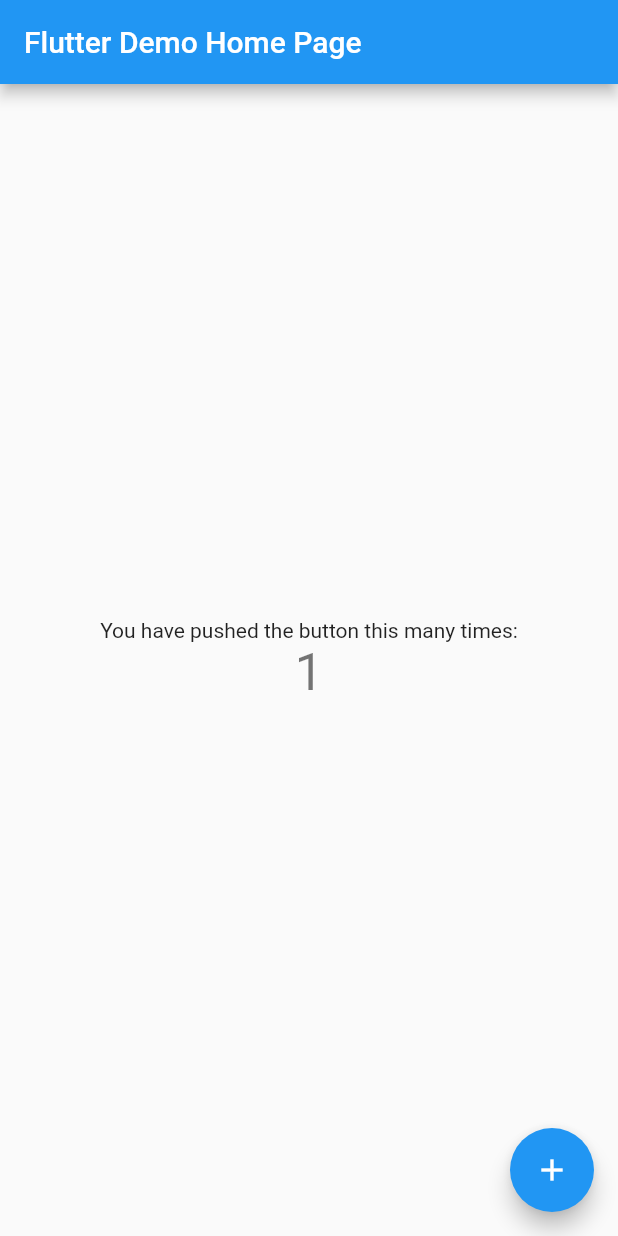
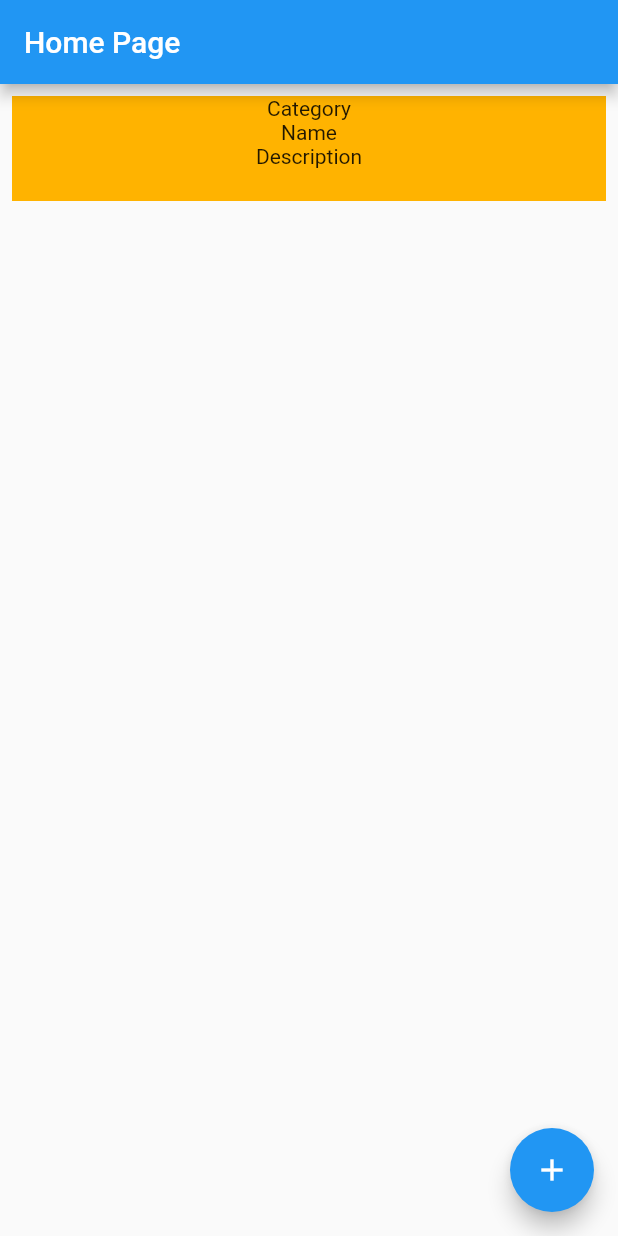
Before and after one commit to natanportilho/task-manager, a Flutter app: the screen it shows after launch, after a tap on the "add" icon, on a phone screen of 412 x 824 dp. Run offline on Flutter 3.47's test engine with Material 2 defaults, Android fonts, the phone set to English and light mode, and no system bars.

Commit message:
Changing app to have a creation of a list of todos

```diff
--- a/lib/counter.dart
+++ /dev/null
@@ -1,10 +0,0 @@
-import 'package:flutter/material.dart';
-
-class Counter extends ChangeNotifier {
-  int counter = 0;
-
-  incrementCounter() {
-    counter++;
-    notifyListeners();
-  }
-}
--- a/lib/environment.dart
+++ /dev/null
@@ -1 +0,0 @@
-enum Environemnt { dev, stages, prod }
--- a/lib/main.dart
+++ b/lib/main.dart
@@ -1,9 +1,11 @@
 import 'package:flutter/material.dart';
 import 'package:provider/provider.dart';
-import 'package:task_manager/counter.dart';
+import 'package:task_manager/providers/todo_provider.dart';
 
-void main() => runApp(ChangeNotifierProvider<Counter>(
-      create: (_) => Counter(),
+import 'pages/home_page.dart';
+
+void main() => runApp(ChangeNotifierProvider<TodoProvider>(
+      create: (_) => TodoProvider(),
       child: MyApp(),
     ));
 
@@ -11,59 +13,11 @@ class MyApp extends StatelessWidget {
   @override
   Widget build(BuildContext context) {
     return MaterialApp(
-      title: 'Flutter Demo',
+      title: 'Task Manager',
       theme: ThemeData(
         primarySwatch: Colors.blue,
       ),
-      home: MyHomePage(title: 'Flutter Demo Home Page'),
+      home: MyHomePage(title: 'Home Page'),
     );
   }
 }
-
-class MyHomePage extends StatefulWidget {
-  MyHomePage({Key key, this.title}) : super(key: key);
-  final String title;
-
-  @override
-  _MyHomePageState createState() => _MyHomePageState();
-}
-
-class _MyHomePageState extends State<MyHomePage> {
-  int _counter = 0;
-
-  void _incrementCounter() {
-    setState(() {
-      _counter++;
-    });
-  }
-
-  @override
-  Widget build(BuildContext context) {
-
-    final counter = Provider.of<Counter>(context);
-    return Scaffold(
-      appBar: AppBar(
-        title: Text(widget.title),
-      ),
-      body: Center(
-        child: Column(
-          mainAxisAlignment: MainAxisAlignment.center,
-          children: <Widget>[
-            Text(
-              'You have pushed the button this many times:',
-            ),
-            Text(
-              counter.counter.toString(),
-              style: Theme.of(context).textTheme.display1,
-            ),
-          ],
-        ),
-      ),
-      floatingActionButton: FloatingActionButton(
-        onPressed: counter.incrementCounter,
-        tooltip: 'Increment',
-        child: Icon(Icons.add),
-      ),
-    );
-  }
-}
--- /dev/null
+++ b/lib/model/TodoModel.dart
@@ -0,0 +1,11 @@
+class TodoModel {
+  String category;
+  String name;
+  String description;
+
+  TodoModel(String category, String name, String description) {
+    this.category = category;
+    this.name = name;
+    this.description = description;
+  }
+}
--- /dev/null
+++ b/lib/pages/home_page.dart
@@ -0,0 +1,42 @@
+import 'package:flutter/material.dart';
+import 'package:provider/provider.dart';
+import 'package:task_manager/providers/todo_provider.dart';
+
+class MyHomePage extends StatefulWidget {
+  MyHomePage({Key key, this.title}) : super(key: key);
+  final String title;
+
+  @override
+  _MyHomePageState createState() => _MyHomePageState();
+}
+
+class _MyHomePageState extends State<MyHomePage> {
+  @override
+  Widget build(BuildContext context) {
+    final List<int> colorCodes = <int>[600, 500, 100];
+    final TodoProvider counter = Provider.of<TodoProvider>(context);
+
+    return Scaffold(
+      appBar: AppBar(
+        title: Text(widget.title),
+      ),
+      body: Center(
+          child: ListView.builder(
+              padding: const EdgeInsets.all(8),
+              itemCount: counter.entries.length,
+              itemBuilder: (BuildContext context, int index) {
+                return Container(
+                  height: 70,
+                  color: Colors.amber[colorCodes[0]],
+                  child: Center(child: counter.entries[index]),
+                );
+              })
+          ),
+      floatingActionButton: FloatingActionButton(
+        onPressed: counter.addTodo,
+        tooltip: 'Increment',
+        child: Icon(Icons.add),
+      ),
+    );
+  }
+}
--- /dev/null
+++ b/lib/providers/todo_provider.dart
@@ -0,0 +1,13 @@
+import 'package:flutter/material.dart';
+import 'package:task_manager/model/TodoModel.dart';
+import 'package:task_manager/widgets/todo.dart';
+
+
+class TodoProvider extends ChangeNotifier {
+  final List<Todo> entries = <Todo>[];
+
+  addTodo() {
+    entries.add(Todo(TodoModel('Category','Name','Description')));
+    notifyListeners();
+  }
+}
--- /dev/null
+++ b/lib/widgets/todo.dart
@@ -0,0 +1,23 @@
+import 'package:flutter/material.dart';
+import 'package:task_manager/model/TodoModel.dart';
+
+class Todo extends StatelessWidget {
+  TodoModel _todo;
+
+  Todo(TodoModel todo) {
+    this._todo = todo;
+  }
+
+  @override
+  Widget build(BuildContext context) {
+    return Container(
+      child: Column(
+        children: <Widget>[
+          Text(_todo.category),
+          Text(_todo.name),
+          Text(_todo.description)
+        ],
+      ),
+    );
+  }
+}
```
